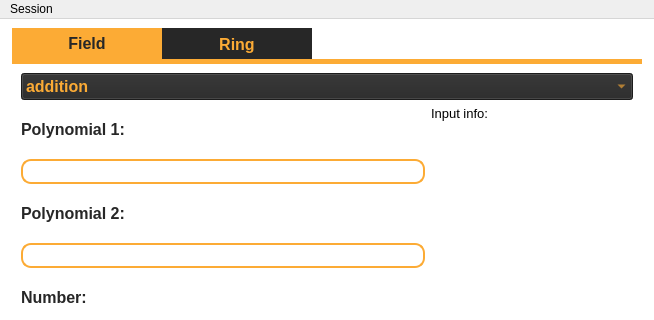
Above: gui/mainwindow.ui from yevkk/polynomial-calculus before the change; both pictures show x 0 to 654 and y 0 to 320 of the 654 by 745 pixel window. Below: the same form after it.
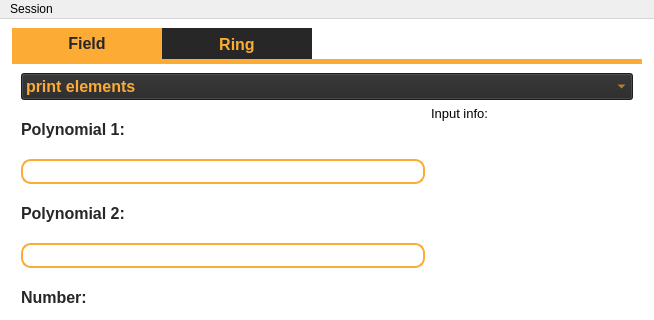
That is the form after the change.

Commit message: ui: added field elements output

The edit to the form file:
```diff
--- a/gui/mainwindow.ui
+++ b/gui/mainwindow.ui
@@ -411,6 +411,11 @@
               <property name="styleSheet">
                <string notr="true">color: #fcab35; background: #272727;</string>
               </property>
+              <item>
+               <property name="text">
+                <string>print elements</string>
+               </property>
+              </item>
               <item>
                <property name="text">
                 <string>addition</string>
```
The commit also changes 1 other file.
